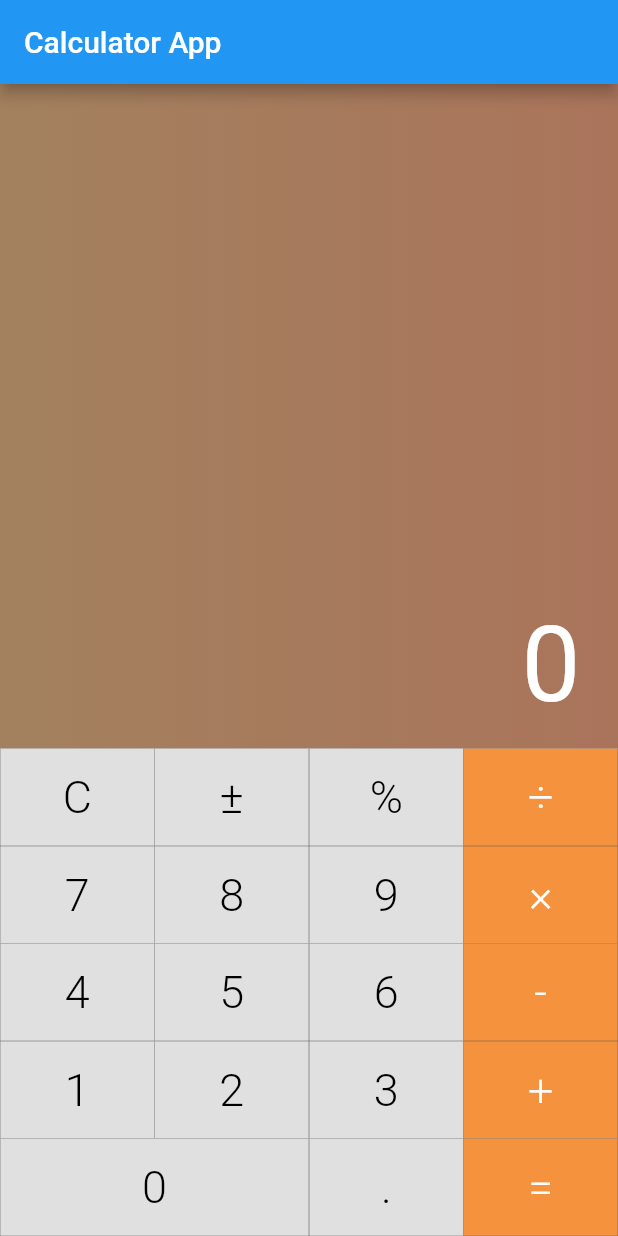
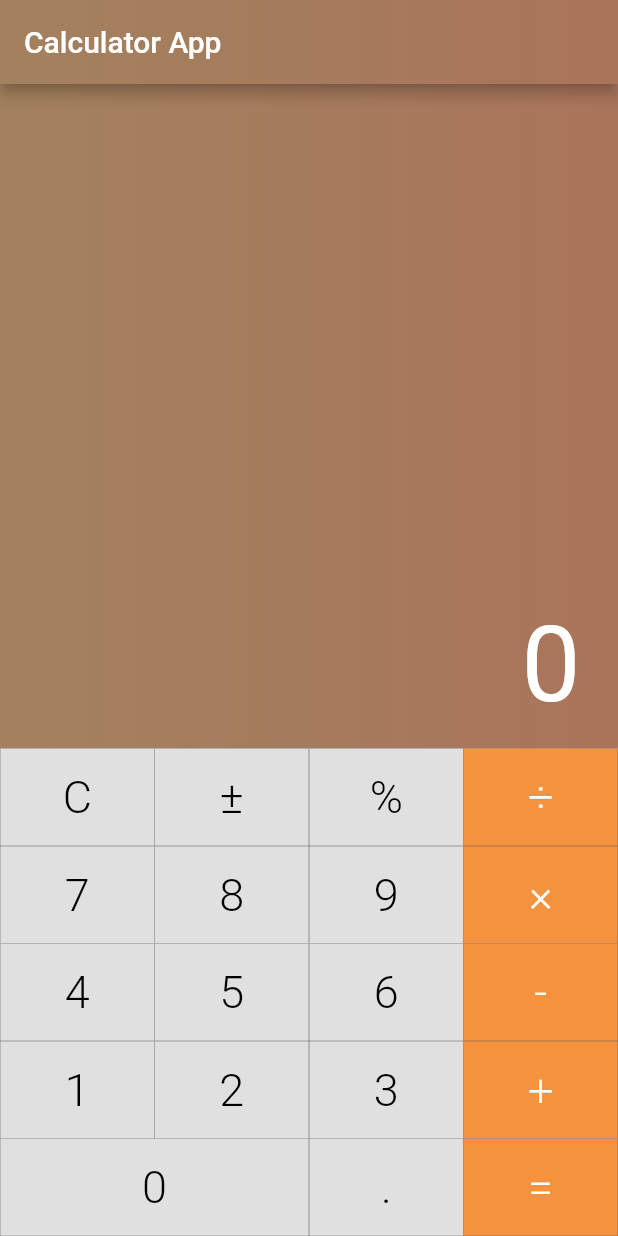
Before and after one commit to aaditya1499/Calculator-Flutter, a Flutter app: the screen it shows after launch, on a phone screen of 412 x 824 dp. Run offline on Flutter 3.47's test engine with Material 2 defaults, Android fonts, the phone set to English and light mode, and no system bars; drawn by our look-alikes of auto_size_text.

Commit message:
changed app bar color

```diff
--- a/lib/main.dart
+++ b/lib/main.dart
@@ -125,6 +125,17 @@ class _MyHomePageState extends State<MyHomePage> {
     return Scaffold(
       appBar: AppBar(
         title: Text(widget.title),
+        flexibleSpace: Container(
+          decoration: BoxDecoration(
+            gradient: LinearGradient(
+              begin: Alignment.bottomLeft,
+              end: Alignment.bottomRight,
+              colors: [
+              Color(0xFFA3815E),
+              Color(0xFFAA745B)
+            ],)
+          ),
+        ),
       ),
       body: Container(
         child: Column(
```
Also changed, not shown: 1 other file.
